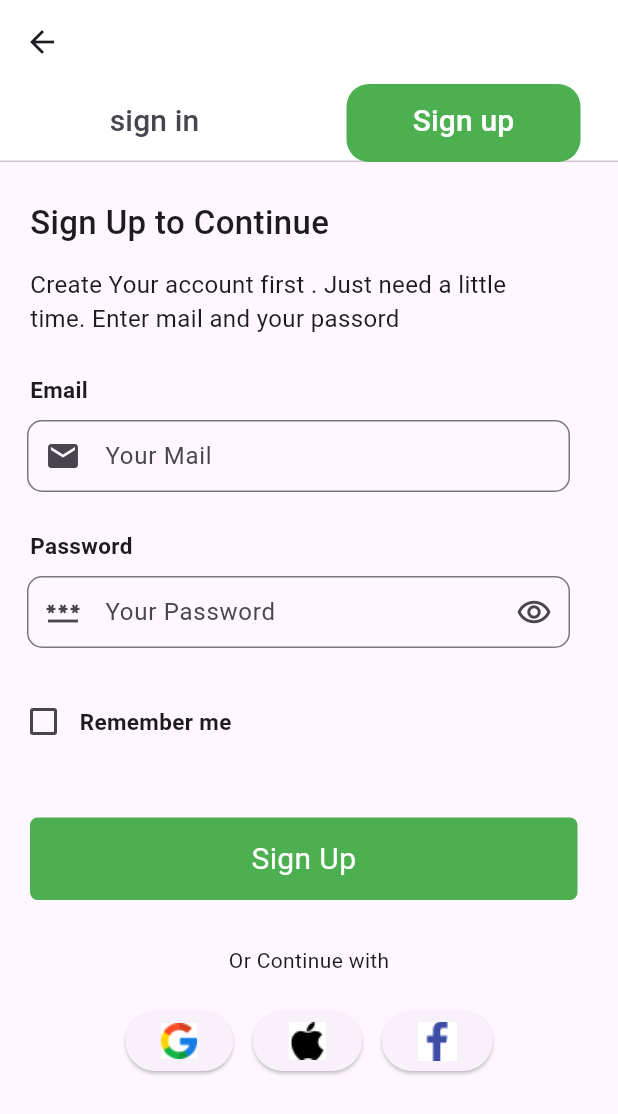
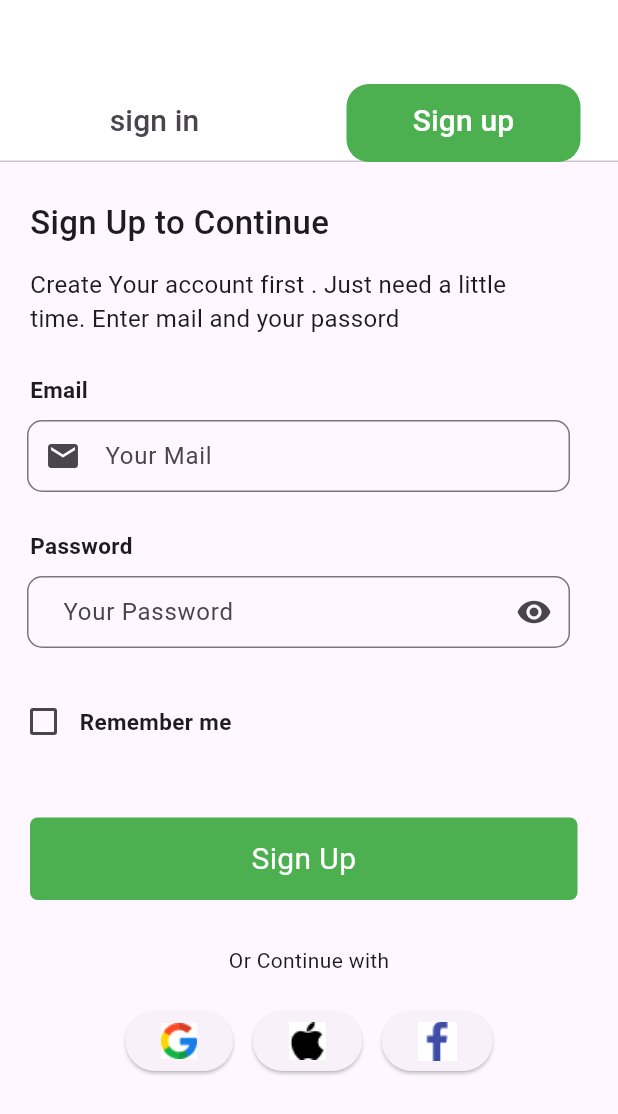
Before and after one commit to Ajaykumaryadav-Aj/practise_ui, a Flutter app: the MyWidget screen opened directly, on a phone screen of 412 x 824 dp. Shown: the top 1114 px of the screen. Run offline on Flutter 3.47's test engine with Material 2 defaults, Android fonts, the phone set to English and light mode, and no system bars; our stand-ins replace table_calendar.

Commit message:
some few changes in textfield

```diff
--- a/lib/Screens/sign_up_screen.dart
+++ b/lib/Screens/sign_up_screen.dart
@@ -1,14 +1,24 @@
 import 'package:flutter/material.dart';
 
-class SignUpScreen extends StatelessWidget {
+class SignUpScreen extends StatefulWidget {
   const SignUpScreen({
     super.key,
   });
 
   @override
+  State<SignUpScreen> createState() => _SignUpScreenState();
+}
+
+class _SignUpScreenState extends State<SignUpScreen> {
+  final TextEditingController _controller = TextEditingController();
+  bool _obscureText = true;
+  bool showPrefixIcon = true;
+  // bool passenable = true;
+  @override
   Widget build(BuildContext context) {
     return Column(
       crossAxisAlignment: CrossAxisAlignment.start,
+      mainAxisSize: MainAxisSize.min,
       children: [
         const Padding(
           padding: EdgeInsets.only(left: 20, top: 25),
@@ -58,17 +68,30 @@ class SignUpScreen extends StatelessWidget {
             style: TextStyle(fontSize: 15, fontWeight: FontWeight.bold),
           ),
         ),
-        const SizedBox(
+        SizedBox(
           width: 380,
           child: Padding(
-            padding: EdgeInsets.only(left: 18, top: 10),
+            padding: const EdgeInsets.only(left: 18, top: 10),
             child: TextField(
+              controller: _controller,
+              onChanged: (text) {
+                setState(() {
+                  showPrefixIcon = text.isNotEmpty;
+                });
+              },
               decoration: InputDecoration(
-                contentPadding: EdgeInsets.only(left: 20),
+                contentPadding: const EdgeInsets.only(left: 20),
                 hintText: 'Your Password',
-                prefixIcon: Icon(Icons.password_outlined),
-                suffixIcon: Icon(Icons.remove_red_eye_outlined),
-                border: OutlineInputBorder(
+                suffixIcon: IconButton(
+                  icon: Icon(
+                      _obscureText ? Icons.visibility : Icons.visibility_off),
+                  onPressed: () {
+                    setState(() {
+                      _obscureText = !_obscureText;
+                    });
+                  },
+                ),
+                border: const OutlineInputBorder(
                   borderRadius: BorderRadius.all(
                     Radius.circular(10),
                   ),
@@ -139,7 +162,6 @@ class SignUpScreen extends StatelessWidget {
                 child: Image.asset('assets/facebook-app-symbol 1.jpg')),
           ],
         ),
-
       ],
     );
   }
--- a/lib/main.dart
+++ b/lib/main.dart
@@ -1,5 +1,4 @@
 import 'package:flutter/material.dart';
-import 'package:practise_ui/Screens/home_screen.dart';
 import 'package:practise_ui/Screens/sign_up_screen.dart';
 
 import 'Screens/sign_in_screen.dart';
@@ -20,7 +19,7 @@ class MyApp extends StatelessWidget {
         colorScheme: ColorScheme.fromSeed(seedColor: Colors.deepPurple),
         useMaterial3: true,
       ),
-      home: const HomeScreen(),
+      home: const MyWidget(),
     );
   }
 }
```
Also changed, not shown: lib/Screens/textfielf.dart (added, +38 -0 lines).
